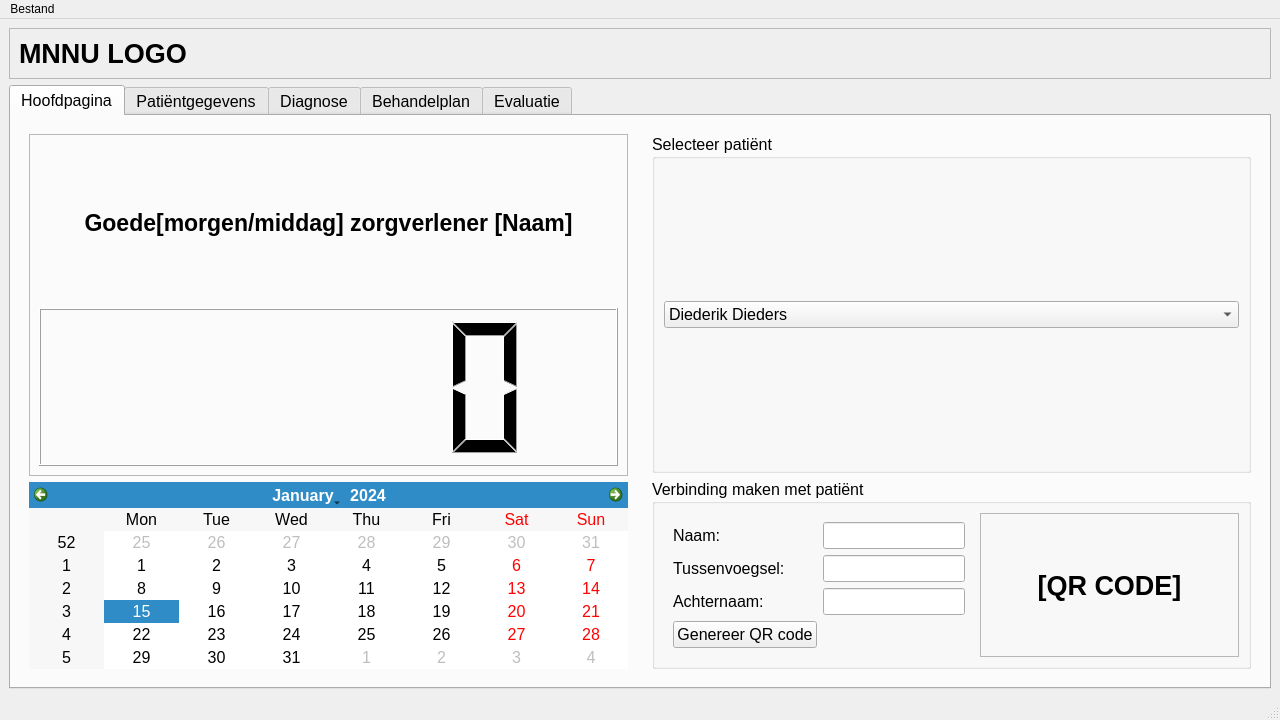
First picture: the form in ui/mainwindow.ui, repository blu3beri/MNNU-Desktop, before the edit.
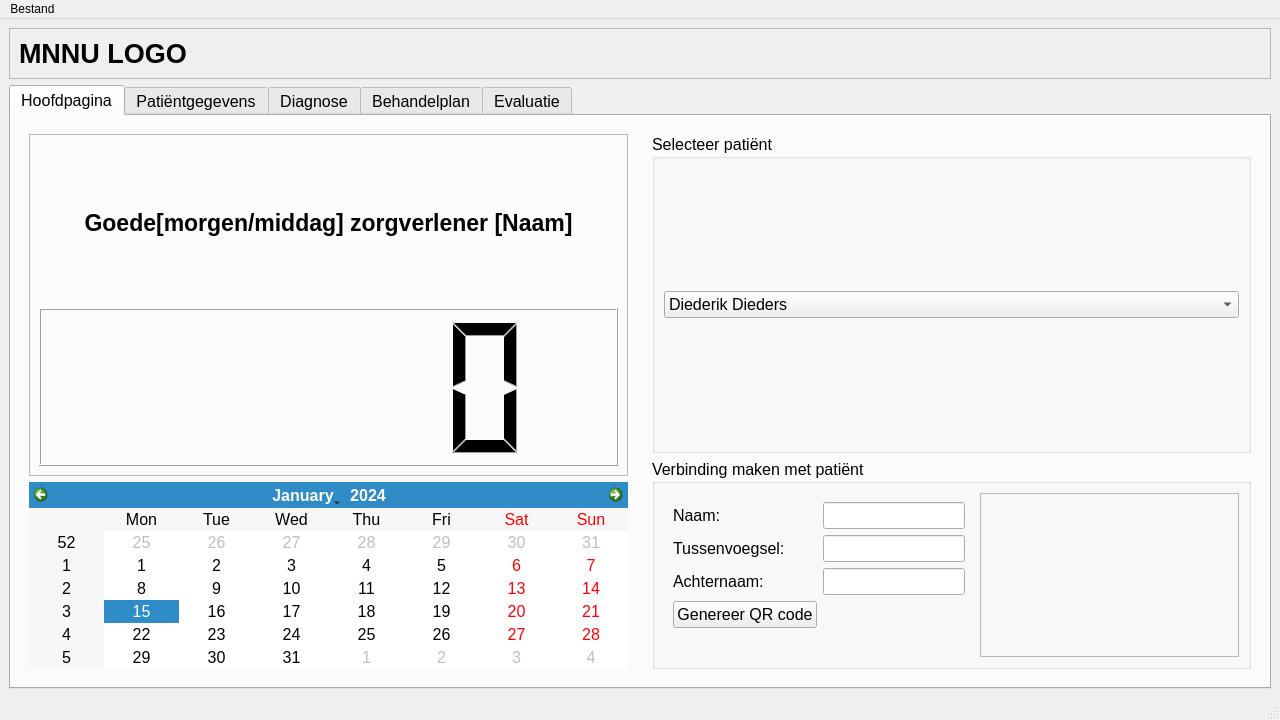
Second picture: the form after the edit. Icons and pictures are not drawn.

Commit message: Fixed typo, added checking to counter duplicate aliasses

```diff
--- a/ui/mainwindow.ui
+++ b/ui/mainwindow.ui
@@ -262,6 +262,22 @@
                  <item row="1" column="1">
                   <widget class="QLineEdit" name="middleNameInput"/>
                  </item>
+                 <item row="4" column="0" colspan="2">
+                  <widget class="QLabel" name="connLabel">
+                   <property name="sizePolicy">
+                    <sizepolicy hsizetype="Minimum" vsizetype="Preferred">
+                     <horstretch>0</horstretch>
+                     <verstretch>0</verstretch>
+                    </sizepolicy>
+                   </property>
+                   <property name="styleSheet">
+                    <string notr="true">color: rgb(255, 0, 0);</string>
+                   </property>
+                   <property name="text">
+                    <string/>
+                   </property>
+                  </widget>
+                 </item>
                 </layout>
                </widget>
               </item>
@@ -296,7 +312,7 @@
                     </font>
                    </property>
                    <property name="text">
-                    <string>[QR CODE]</string>
+                    <string/>
                    </property>
                    <property name="alignment">
                     <set>Qt::AlignCenter</set>
```
The commit also changes 1 other file.
